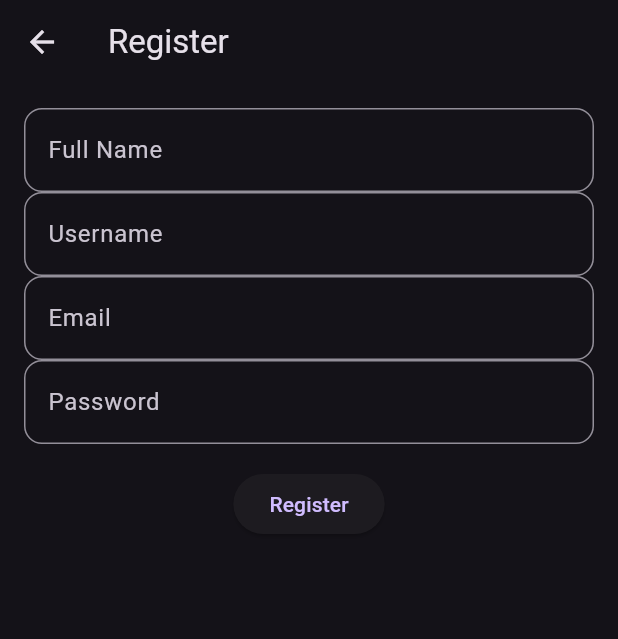
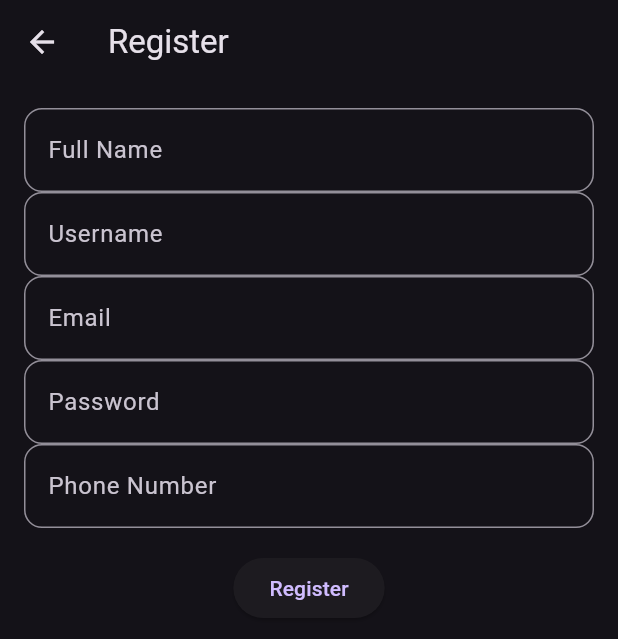
Before and after one commit to bikashgyawali321/Movie-Mate, a Flutter app: the Register screen opened by its route, on a phone screen of 412 x 824 dp. Shown: the top 639 px of the screen. Run offline on Flutter 3.47's test engine with Material 3 defaults, Android fonts, the phone set to English and light mode, and no system bars; our stand-ins replace cloud_firestore, dio, firebase_auth, firebase_core, google_sign_in; missing offline and left inert: flutter_facebook_auth; accounts and stored records are empty.

Commit message:
added registration field phone number

```diff
--- a/lib/screens/register.dart
+++ b/lib/screens/register.dart
@@ -20,7 +20,7 @@ class _RegisterState extends State<Register> {
   late String _username;
   late String _email;
   late String _password;
-  late num _phoneNumber;
+  late String _phoneNumber;
   _register() async {
     try {
       UserCredential userCredential =
@@ -103,6 +103,16 @@ class _RegisterState extends State<Register> {
                 _password = value;
               },
             ),
+             TextField(
+              decoration: InputDecoration(
+                  labelText: 'Phone Number',
+                  border: OutlineInputBorder(
+                    borderRadius: BorderRadius.circular(12),
+                  )),
+              onChanged: (value) {
+                _phoneNumber = value;
+              },
+            ),
             const SizedBox(height: 16.0),
             ElevatedButton(
               onPressed: _register,
```
